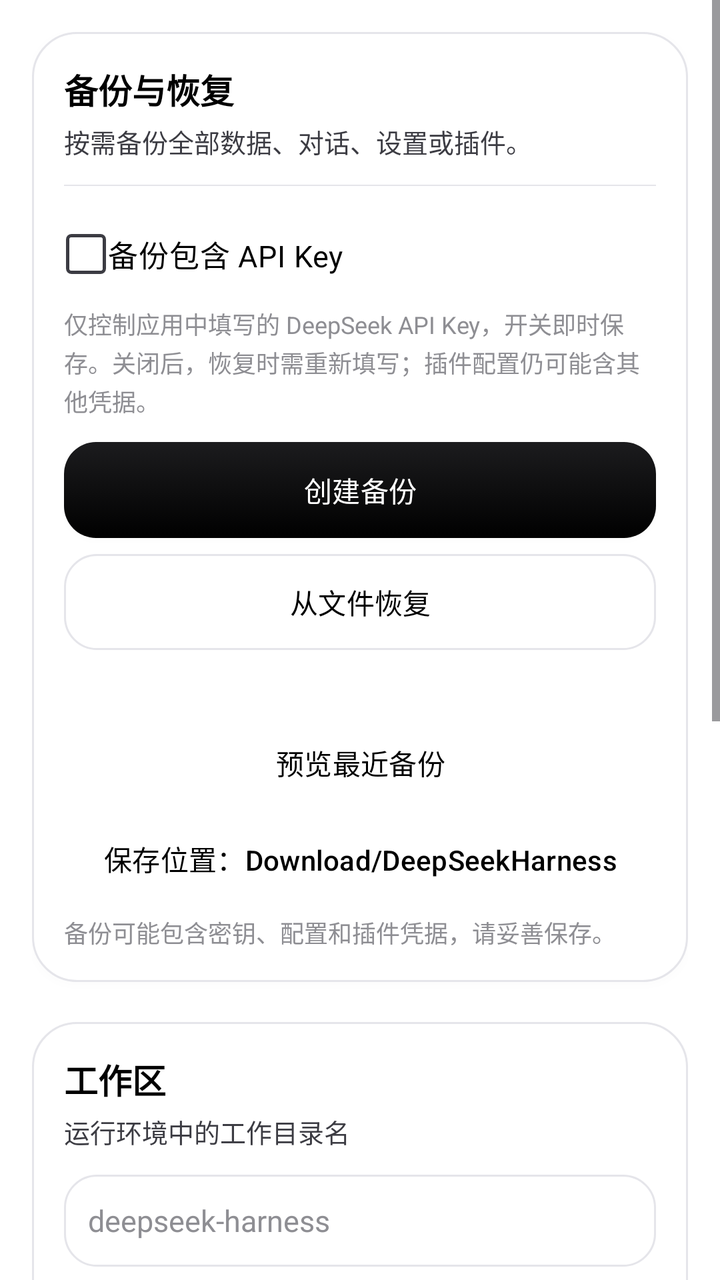
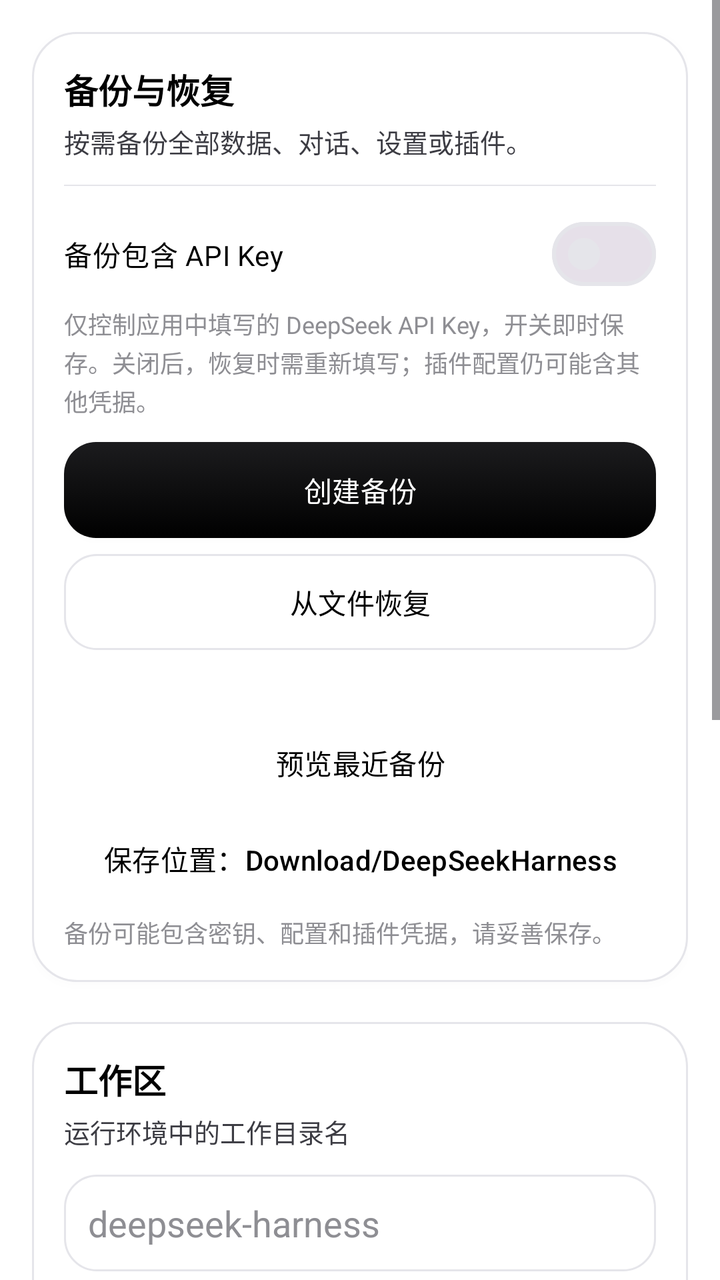

Compare the two renders of this Android layout. The source of the first and the diff that turns it into the second are given below.
<!-- AndroidManifest.xml: application theme Theme.DeepseekHarness -->
<!-- res/layout/fragment_workspace.xml -->
<?xml version="1.0" encoding="utf-8"?>
<ScrollView xmlns:android="http://schemas.android.com/apk/res/android"
    android:layout_width="match_parent"
    android:layout_height="match_parent"
    android:fillViewport="true"
    android:background="@color/surface">

    <LinearLayout
        android:layout_width="match_parent"
        android:layout_height="wrap_content"
        android:orientation="vertical"
        android:padding="@dimen/page_pad">

        <LinearLayout style="@style/DeepSeekHarnessCard"
            android:layout_width="match_parent"
            android:layout_height="wrap_content"
            android:layout_marginTop="0dp">

            <TextView style="@style/DeepSeekHarnessText.Title"
                android:layout_width="match_parent"
                android:layout_height="wrap_content"
                android:layout_marginTop="0dp"
                android:text="@string/workspace_backup" />

            <TextView style="@style/DeepSeekHarnessText.Label"
                android:layout_width="match_parent"
                android:layout_height="wrap_content"
                android:layout_marginTop="@dimen/gap_hair"
                android:text="@string/workspace_backup_desc" />

            <View
                android:layout_width="match_parent"
                android:layout_height="@dimen/hairline"
                android:layout_marginTop="@dimen/gap_control"
                android:background="@color/line" />

            <CheckBox android:id="@+id/config_backup_key" style="@style/DeepSeekHarnessText.Body"
                android:layout_width="match_parent"
                android:layout_height="wrap_content"
                android:minHeight="@dimen/touch_min"
                android:layout_marginTop="@dimen/gap_control"
                android:saveEnabled="false"
                android:text="@string/workspace_backup_api_key"  />

            <TextView style="@style/DeepSeekHarnessText.Caption"
                android:layout_width="match_parent"
                android:layout_height="wrap_content"
                android:layout_marginTop="@dimen/gap_hair"
                android:text="@string/workspace_backup_api_key_desc" />

            <Button android:id="@+id/workspace_backup" style="@style/Widget.DeepSeekHarness.PrimaryButton"
                android:layout_width="match_parent"
                android:layout_height="wrap_content"
                android:layout_marginTop="@dimen/gap_control"
                android:text="@string/workspace_create_backup" />

            <Button android:id="@+id/workspace_restore" style="@style/Widget.DeepSeekHarness.Button"
                android:layout_width="match_parent"
                android:layout_height="wrap_content"
                android:layout_marginTop="@dimen/gap_tight"
                android:text="@string/workspace_restore_from_file" />

            <TextView android:id="@+id/workspace_backup_status" style="@style/DeepSeekHarnessText.Caption"
                android:layout_width="match_parent"
                android:layout_height="wrap_content"
                android:layout_marginTop="@dimen/gap_control" />

            <Button android:id="@+id/workspace_restore_latest" style="@style/Widget.DeepSeekHarness.TextButton"
                android:layout_width="match_parent"
                android:layout_height="wrap_content"
                android:layout_marginTop="@dimen/gap_hair"
                android:text="@string/workspace_preview_backups" />

            <Button android:id="@+id/workspace_location" style="@style/Widget.DeepSeekHarness.TextButton"
                android:layout_width="match_parent"
                android:layout_height="wrap_content"
                android:layout_marginTop="0dp"
                android:text="@string/workspace_backup_location" />

            <TextView style="@style/DeepSeekHarnessText.Caption"
                android:layout_width="match_parent"
                android:layout_height="wrap_content"
                android:layout_marginTop="@dimen/gap_hair"
                android:text="@string/workspace_backup_warning" />
        </LinearLayout>

        <LinearLayout style="@style/DeepSeekHarnessCard"
            android:layout_width="match_parent"
            android:layout_height="wrap_content"
            android:layout_marginTop="@dimen/gap_section">

            <TextView style="@style/DeepSeekHarnessText.Title"
                android:layout_width="match_parent"
                android:layout_height="wrap_content"
                android:layout_marginTop="0dp"
                android:text="@string/workspace_title" />

            <TextView style="@style/DeepSeekHarnessText.Label"
                android:layout_width="match_parent"
                android:layout_height="wrap_content"
                android:layout_marginTop="@dimen/gap_hair"
                android:text="@string/workspace_dir_desc" />

            <EditText android:id="@+id/workspace_path" style="@style/DeepSeekHarnessText.Body"
                android:layout_width="match_parent"
                android:layout_height="wrap_content"
                android:minHeight="@dimen/input_height"
                android:layout_marginTop="@dimen/gap_control"
                android:background="@drawable/bg_input"
                android:padding="@dimen/gap_control"
                android:singleLine="true"
                android:hint="deepseek-harness" />

            <Button android:id="@+id/workspace_apply" style="@style/Widget.DeepSeekHarness.Button"
                android:layout_width="match_parent"
                android:layout_height="wrap_content"
                android:layout_marginTop="@dimen/gap_tight"
                android:text="@string/workspace_app_path" />

            <TextView android:id="@+id/workspace_info" style="@style/DeepSeekHarnessText.Caption"
                android:layout_width="match_parent"
                android:layout_height="wrap_content"
                android:layout_marginTop="@dimen/gap_tight"
                android:text="" />
        </LinearLayout>

        <LinearLayout style="@style/DeepSeekHarnessCard"
            android:layout_width="match_parent"
            android:layout_height="wrap_content"
            android:layout_marginTop="@dimen/gap_section">

            <TextView style="@style/DeepSeekHarnessText.Title"
                android:layout_width="match_parent"
                android:layout_height="wrap_content"
                android:layout_marginTop="0dp"
                android:text="@string/workspace_file_share" />

            <TextView android:id="@+id/workspace_share_status" style="@style/DeepSeekHarnessText.Label"
                android:layout_width="match_parent"
                android:layout_height="wrap_content"
                android:layout_marginTop="@dimen/gap_tight"
                android:text="" />
        </LinearLayout>

        <LinearLayout style="@style/DeepSeekHarnessCard"
            android:layout_width="match_parent"
            android:layout_height="wrap_content"
            android:layout_marginTop="@dimen/gap_section">

            <TextView style="@style/DeepSeekHarnessText.Title"
                android:layout_width="match_parent"
                android:layout_height="wrap_content"
                android:layout_marginTop="0dp"
                android:text="@string/env_maintenance" />

            <TextView style="@style/DeepSeekHarnessText.Caption"
                android:layout_width="match_parent"
                android:layout_height="wrap_content"
                android:layout_marginTop="@dimen/gap_hair"
                android:text="@string/workspace_maintenance_desc" />

            <View
                android:layout_width="match_parent"
                android:layout_height="@dimen/hairline"
                android:layout_marginTop="@dimen/gap_control"
                android:background="@color/line" />

            <Button android:id="@+id/workspace_clean_sessions" style="@style/Widget.DeepSeekHarness.Button"
                android:layout_width="match_parent"
                android:layout_height="wrap_content"
                android:layout_marginTop="@dimen/gap_control"
                android:text="@string/workspace_clean_sessions" />

            <Button android:id="@+id/workspace_reset" style="@style/Widget.DeepSeekHarness.Button"
                android:layout_width="match_parent"
                android:layout_height="wrap_content"
                android:layout_marginTop="@dimen/gap_tight"
                android:text="@string/workspace_reset_config" />

            <Button android:id="@+id/workspace_clear" style="@style/Widget.DeepSeekHarness.DangerButton"
                android:layout_width="match_parent"
                android:layout_height="wrap_content"
                android:layout_marginTop="@dimen/gap_control"
                android:text="@string/workspace_clear_env" />
        </LinearLayout>
    </LinearLayout>
</ScrollView>
<!-- resources referenced by this layout -->
<resources>
  <color name="line">#E5E5EA</color>
  <color name="surface">#FFFFFF</color>
  <dimen name="gap_control">12dp</dimen>
  <dimen name="gap_hair">4dp</dimen>
  <dimen name="gap_section">20dp</dimen>
  <dimen name="gap_tight">8dp</dimen>
  <dimen name="hairline">0.5dp</dimen>
  <dimen name="input_height">46dp</dimen>
  <dimen name="page_pad">16dp</dimen>
  <dimen name="touch_min">44dp</dimen>
  <string name="env_maintenance">环境维护</string>
  <string name="workspace_app_path">应用路径</string>
  <string name="workspace_backup">备份与恢复</string>
  <string name="workspace_backup_api_key">备份包含 API Key</string>
  <string name="workspace_backup_api_key_desc">仅控制应用中填写的 DeepSeek API Key，开关即时保存。关闭后，恢复时需重新填写；插件配置仍可能含其他凭据。</string>
  <string name="workspace_backup_desc">按需备份全部数据、对话、设置或插件。</string>
  <string name="workspace_backup_location">保存位置：Download/DeepSeekHarness</string>
  <string name="workspace_backup_warning">备份可能包含密钥、配置和插件凭据，请妥善保存。</string>
  <string name="workspace_clean_sessions">清理损坏会话</string>
  <string name="workspace_clear_env">清除环境</string>
  <string name="workspace_create_backup">创建备份</string>
  <string name="workspace_dir_desc">运行环境中的工作目录名</string>
  <string name="workspace_file_share">文件共享</string>
  <string name="workspace_maintenance_desc">重置与清除操作会再次询问，请先做好备份。</string>
  <string name="workspace_preview_backups">预览最近备份</string>
  <string name="workspace_reset_config">重置配置，保留对话</string>
  <string name="workspace_restore_from_file">从文件恢复</string>
  <string name="workspace_title">工作区</string>
  <style name="DeepSeekHarnessText.Body" parent="">
          <item name="android:textSize">@dimen/text_body</item>
          <item name="android:textColor">@color/text</item>
          <item name="android:lineSpacingExtra">2dp</item>
      </style>
  <style name="DeepSeekHarnessText.Title" parent="">
          <item name="android:textSize">@dimen/text_title</item>
          <item name="android:textStyle">bold</item>
          <item name="android:textColor">@color/text</item>
      </style>
  <style name="Theme.DeepseekHarness" parent="Theme.DeepSeekHarness.Base">
          <item name="android:windowLightStatusBar">true</item>
      </style>
  <color name="card">#FFFFFF</color>
  <dimen name="radius_control">16dp</dimen>
  <color name="primary">#000000</color>
  <color name="raised">#FFFFFF</color>
  <dimen name="stroke">1dp</dimen>
  <dimen name="card_pad">16dp</dimen>
  <dimen name="text_body">15sp</dimen>
  <color name="text">#000000</color>
  <dimen name="text_caption">12sp</dimen>
  <color name="text_muted">#8E8E93</color>
  <dimen name="text_label">13sp</dimen>
  <color name="text_secondary">#3C3C43</color>
  <dimen name="text_title">17sp</dimen>
  <color name="ripple">#0F000000</color>
  <dimen name="radius_card">22dp</dimen>
  <color name="disabled">#E9E9EE</color>
  <color name="primary_ripple">#1A000000</color>
  <color name="err">#48484A</color>
  <color name="primary_dark">#1C1C1E</color>
  <dimen name="radius_small">12dp</dimen>
  <color name="accent_on">#FFFFFF</color>
  <color name="error_on">#FFFFFF</color>
  <style name="Widget.DeepSeekHarness.RadioButton" parent="Widget.Material3.CompoundButton.RadioButton">
          <item name="android:textColor">@color/button_text</item>
      </style>
  <style name="Widget.DeepSeekHarness.CheckBox" parent="Widget.Material3.CompoundButton.CheckBox">
          <item name="android:textColor">@color/button_text</item>
          <item name="android:button">@drawable/checkbox_custom</item>
      </style>
  <style name="Widget.DeepSeekHarness.Switch" parent="Widget.Material3.CompoundButton.MaterialSwitch">
          <item name="android:textColor">@color/button_text</item>
      </style>
  <style name="Shape.DeepSeekHarness.Dialog" parent="">
          <item name="cornerFamily">rounded</item>
          <item name="cornerSize">32dp</item>
      </style>
  <!-- unchanged entries left out for length: 23 -->
</resources>

<!-- the commit's change to res/layout/fragment_workspace.xml (unified diff, before → after) -->
@@ -34,7 +34,7 @@
                 android:layout_marginTop="@dimen/gap_control"
                 android:background="@color/line" />
 
-            <CheckBox android:id="@+id/config_backup_key" style="@style/DeepSeekHarnessText.Body"
+            <com.google.android.material.materialswitch.MaterialSwitch android:id="@+id/config_backup_key"
                 android:layout_width="match_parent"
                 android:layout_height="wrap_content"
                 android:minHeight="@dimen/touch_min"
@@ -101,7 +101,7 @@
                 android:layout_marginTop="@dimen/gap_hair"
                 android:text="@string/workspace_dir_desc" />
 
-            <EditText android:id="@+id/workspace_path" style="@style/DeepSeekHarnessText.Body"
+            <EditText android:id="@+id/workspace_path"
                 android:layout_width="match_parent"
                 android:layout_height="wrap_content"
                 android:minHeight="@dimen/input_height"
<!-- resource entries referenced after the edit -->
@@ -28,11 +28,6 @@
   <string name="workspace_reset_config">重置配置，保留对话</string>
   <string name="workspace_restore_from_file">从文件恢复</string>
   <string name="workspace_title">工作区</string>
-  <style name="DeepSeekHarnessText.Body" parent="">
-          <item name="android:textSize">@dimen/text_body</item>
-          <item name="android:textColor">@color/text</item>
-          <item name="android:lineSpacingExtra">2dp</item>
-      </style>
   <style name="DeepSeekHarnessText.Title" parent="">
           <item name="android:textSize">@dimen/text_title</item>
           <item name="android:textStyle">bold</item>
